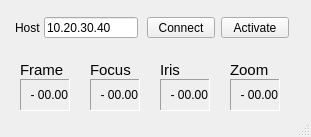
Bootsmaat/triggermanager, file pisync_reader/scripts/pisync_reader.ui: the form before one commit.
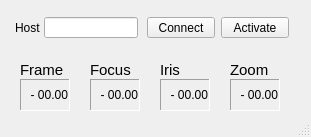
The form after the commit.

Commit message: First version of PiSync reader in maya.

Diff of the .ui file:
```diff
--- a/pisync_reader/scripts/pisync_reader.ui
+++ b/pisync_reader/scripts/pisync_reader.ui
@@ -27,7 +27,13 @@
      <enum>Qt::ClickFocus</enum>
     </property>
     <property name="text">
-     <string>10.20.30.40</string>
+     <string/>
+    </property>
+    <property name="placeholderText">
+     <string notr="true"/>
+    </property>
+    <property name="cursorMoveStyle">
+     <enum>Qt::VisualMoveStyle</enum>
     </property>
    </widget>
    <widget class="QLabel" name="labelHost">
```
Left out of the diff: 14 changed lines with no effect on the pictures. The commit also changes 5 other files.
